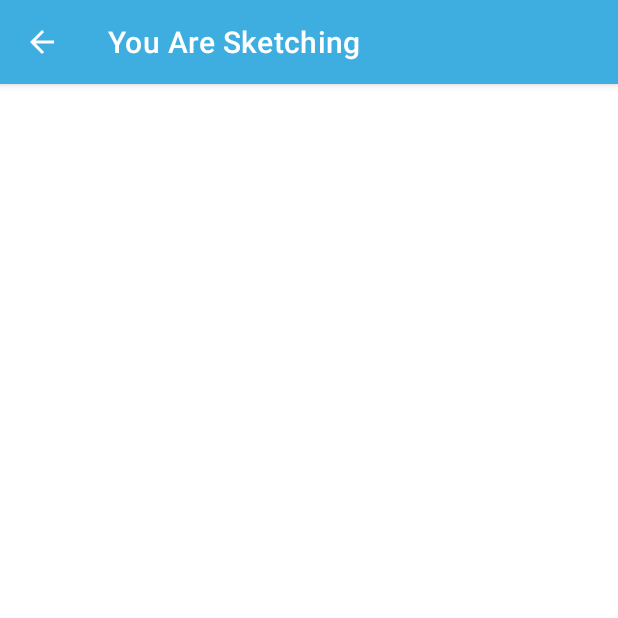
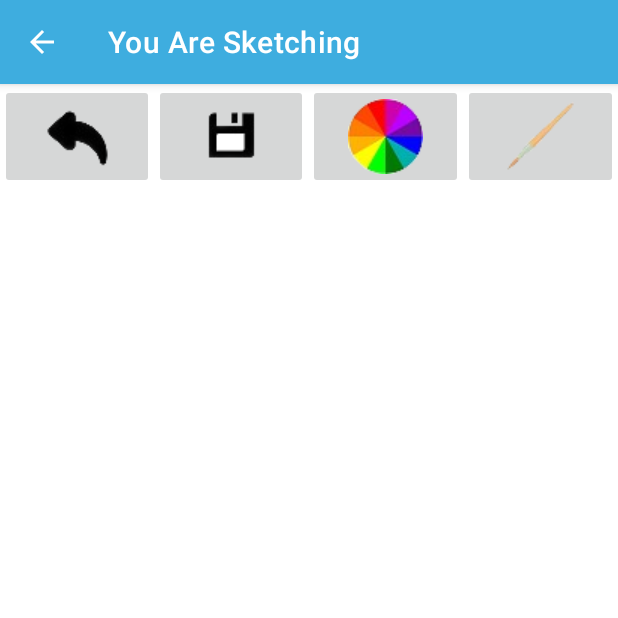
Before and after one commit to danielvnguyen/SketchApp, an Android app: the SketchScreen screen opened directly, with no data from a screen before it, on a phone screen of 412 x 824 dp, the top half of it. Run offline under Robolectric (Android 15) with nearby library versions, the phone set to English and light mode, and no system bars; Roboto replaces fonts that are not available here.

Commit message:
create base SketchScreen, create Stroke class

```diff
--- a/app/build.gradle
+++ b/app/build.gradle
@@ -28,7 +28,7 @@ android {
 }
 
 dependencies {
-
+    implementation 'petrov.kristiyan:colorpicker-library:1.1.10'
     implementation 'androidx.appcompat:appcompat:1.4.0'
     implementation 'com.google.android.material:material:1.4.0'
     implementation 'androidx.constraintlayout:constraintlayout:2.1.2'
--- /dev/null
+++ b/app/src/main/java/com/example/sketchapp/Model/DrawView.java
@@ -0,0 +1,21 @@
+package com.example.sketchapp.Model;
+
+import android.content.Context;
+import android.util.AttributeSet;
+import android.view.View;
+
+/**
+ * This class handles the display in the
+ * SketchScreen activity for the user
+ * to draw and interact with.
+ */
+public class DrawView extends View{
+
+    public DrawView(Context context) {
+        this(context, null);
+    }
+
+    public DrawView(Context context, AttributeSet attributes) {
+        super(context, attributes);
+    }
+}
--- /dev/null
+++ b/app/src/main/java/com/example/sketchapp/Model/Stroke.java
@@ -0,0 +1,21 @@
+package com.example.sketchapp.Model;
+
+
+import android.graphics.Path;
+
+/**
+ * This class handles the characteristics of the user's
+ * paint brush strokes.
+ */
+public class Stroke {
+
+    public int colour;
+    public int strokeWidth;
+    public Path path;
+
+    public Stroke(int colour, int width, Path path) {
+        this.colour = colour;
+        this.strokeWidth = width;
+        this.path = path;
+    }
+}
--- a/app/src/main/res/layout/activity_main_menu.xml
+++ b/app/src/main/res/layout/activity_main_menu.xml
@@ -50,8 +50,8 @@
 
     <ImageView
         android:id="@+id/imageView"
-        android:layout_width="400dp"
-        android:layout_height="200dp"
+        android:layout_width="0dp"
+        android:layout_height="220dp"
         app:layout_constraintBottom_toTopOf="@+id/sketchBtn"
         app:layout_constraintEnd_toEndOf="parent"
         app:layout_constraintHorizontal_bias="0.454"
--- a/app/src/main/res/layout/activity_sketch_screen.xml
+++ b/app/src/main/res/layout/activity_sketch_screen.xml
@@ -1,8 +1,79 @@
 <?xml version="1.0" encoding="utf-8"?>
-<androidx.constraintlayout.widget.ConstraintLayout xmlns:android="http://schemas.android.com/apk/res/android"
+<RelativeLayout
+    xmlns:android="http://schemas.android.com/apk/res/android"
     xmlns:tools="http://schemas.android.com/tools"
     android:layout_width="match_parent"
     android:layout_height="match_parent"
     tools:context=".UI.SketchScreen">
 
-</androidx.constraintlayout.widget.ConstraintLayout>
+    <LinearLayout
+        android:id="@+id/linear"
+        android:layout_width="match_parent"
+        android:layout_height="wrap_content"
+        android:orientation="vertical">
+
+        <LinearLayout
+            android:layout_width="match_parent"
+            android:layout_height="wrap_content"
+            android:orientation="horizontal">
+
+            <ImageButton
+                android:id="@+id/undoBtn"
+                android:layout_width="wrap_content"
+                android:layout_height="wrap_content"
+                android:layout_weight="1"
+                android:src="@drawable/undo_arrow"
+                android:text="@string/undo"
+                tools:ignore="ContentDescription,SpeakableTextPresentCheck" />
+
+            <ImageButton
+                android:id="@+id/saveBtn"
+                android:layout_width="wrap_content"
+                android:layout_height="wrap_content"
+                android:layout_weight="1"
+                android:src="@drawable/save"
+                android:text="@string/save"
+                tools:ignore="ContentDescription,SpeakableTextPresentCheck" />
+
+            <ImageButton
+                android:id="@+id/colourBtn"
+                android:layout_width="wrap_content"
+                android:layout_height="wrap_content"
+                android:layout_weight="1"
+                android:src="@drawable/btn_colour"
+                android:text="@string/colour"
+                tools:ignore="ContentDescription,SpeakableTextPresentCheck" />
+
+            <ImageButton
+                android:id="@+id/strokeBtn"
+                android:layout_width="wrap_content"
+                android:layout_height="wrap_content"
+                android:layout_weight="1"
+                android:src="@drawable/paintbrush"
+                android:text="@string/stroke"
+                tools:ignore="ContentDescription,ImageContrastCheck,SpeakableTextPresentCheck" />
+        </LinearLayout>
+
+        <LinearLayout
+            android:layout_width="match_parent"
+            android:layout_height="wrap_content"
+            android:orientation="vertical">
+
+            <com.google.android.material.slider.RangeSlider
+                android:id="@+id/rangebar"
+                android:layout_width="match_parent"
+                android:layout_height="wrap_content"
+                android:visibility="gone" />
+
+        </LinearLayout>
+
+    </LinearLayout>
+
+    <com.example.sketchapp.Model.DrawView
+        android:id="@+id/draw_view"
+        android:layout_width="match_parent"
+        android:layout_height="match_parent"
+        android:layout_below="@id/linear"
+        android:layout_centerInParent="true" />
+
+</RelativeLayout>
--- a/app/src/main/res/values/strings.xml
+++ b/app/src/main/res/values/strings.xml
@@ -4,4 +4,8 @@
     <string name="sketch">Sketch</string>
     <string name="gallery">Gallery</string>
     <string name="info">Info</string>
+    <string name="undo">Undo</string>
+    <string name="save">Save</string>
+    <string name="colour">Colour</string>
+    <string name="stroke">Stroke</string>
 </resources>
```
Also changed, not shown: app/src/main/res/drawable/banner.jpg, app/src/main/res/drawable/btn_colour.png (added), app/src/main/res/drawable/icon.jpg, app/src/main/res/drawable/paintbrush.png (added), app/src/main/res/drawable/save.png (added), app/src/main/res/drawable/undo_arrow.png (added).
